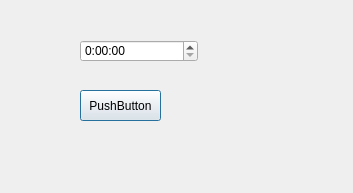
MariKush/OOP, file Lab2/element_timer.ui: the form before one commit.
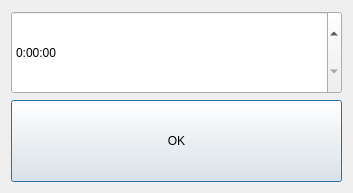
The form after the commit.

Diff of the .ui file:
```diff
--- a/Lab2/element_timer.ui
+++ b/Lab2/element_timer.ui
@@ -13,32 +13,34 @@
   <property name="windowTitle">
    <string>Dialog</string>
   </property>
+  <layout class="QVBoxLayout" name="verticalLayout">
+   <item>
   <widget class="QTimeEdit" name="timeEdit">
-   <property name="geometry">
-    <rect>
-     <x>80</x>
-     <y>40</y>
-     <width>118</width>
-     <height>22</height>
-    </rect>
+     <property name="sizePolicy">
+      <sizepolicy hsizetype="Minimum" vsizetype="Preferred">
+       <horstretch>0</horstretch>
+       <verstretch>0</verstretch>
+      </sizepolicy>
    </property>
    <property name="displayFormat">
     <string>H:mm:ss</string>
    </property>
   </widget>
+   </item>
+   <item>
   <widget class="QPushButton" name="return_time">
-   <property name="geometry">
-    <rect>
-     <x>80</x>
-     <y>90</y>
-     <width>81</width>
-     <height>31</height>
-    </rect>
+     <property name="sizePolicy">
+      <sizepolicy hsizetype="Minimum" vsizetype="Preferred">
+       <horstretch>0</horstretch>
+       <verstretch>0</verstretch>
+      </sizepolicy>
    </property>
    <property name="text">
-    <string>PushButton</string>
-   </property>
-  </widget>
+      <string>OK</string>
+     </property>
+    </widget>
+   </item>
+  </layout>
  </widget>
  <resources/>
  <connections/>
```
Lines whose indentation alone changed are shown as unchanged.
